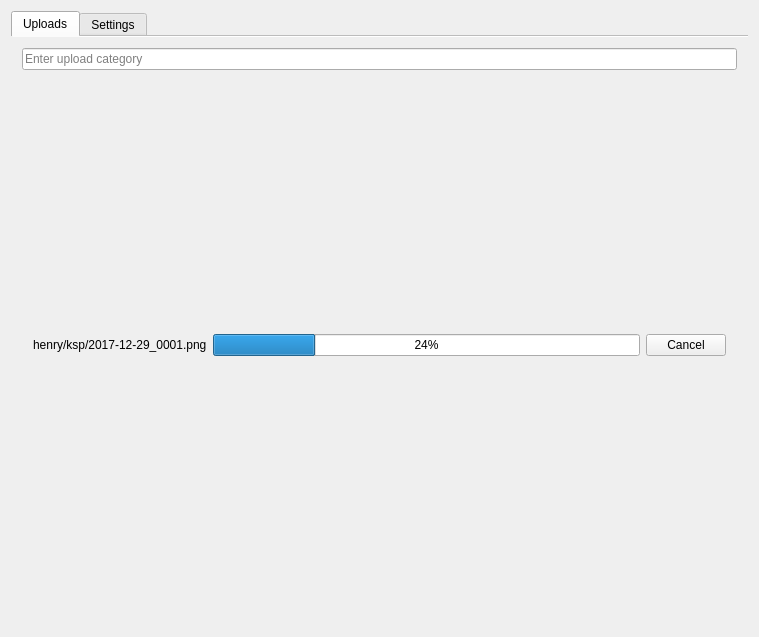
Before: the Qt Designer form MainWindow.ui in henry4k/live-share-client, drawn with Qt 5.
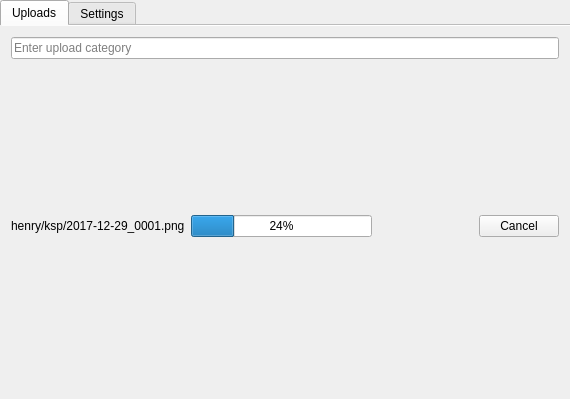
After: the same form once the commit is applied. The open tabs and pages were chosen to show the change. Icons and pictures are not drawn. Custom widgets are drawn as their Qt base class.

Diff of the .ui file:
```diff
--- a/MainWindow.ui
+++ b/MainWindow.ui
@@ -6,21 +6,30 @@
    <rect>
     <x>0</x>
     <y>0</y>
-    <width>759</width>
-    <height>637</height>
+    <width>570</width>
+    <height>399</height>
    </rect>
   </property>
   <property name="windowTitle">
    <string>live-share</string>
   </property>
   <widget class="QWidget" name="centralWidget">
-   <property name="minimumSize">
-    <size>
-     <width>400</width>
-     <height>300</height>
-    </size>
-   </property>
    <layout class="QVBoxLayout" name="verticalLayout_2">
+    <property name="spacing">
+     <number>0</number>
+    </property>
+    <property name="leftMargin">
+     <number>0</number>
+    </property>
+    <property name="topMargin">
+     <number>0</number>
+    </property>
+    <property name="rightMargin">
+     <number>0</number>
+    </property>
+    <property name="bottomMargin">
+     <number>0</number>
+    </property>
     <item>
      <widget class="QTabWidget" name="tabWidget">
       <property name="currentIndex">
@@ -30,6 +39,12 @@
        <bool>true</bool>
       </property>
       <widget class="QWidget" name="tabWidgetPage1">
+       <property name="sizePolicy">
+        <sizepolicy hsizetype="Fixed" vsizetype="Preferred">
+         <horstretch>0</horstretch>
+         <verstretch>0</verstretch>
+        </sizepolicy>
+       </property>
        <attribute name="icon">
         <iconset theme="view-refresh">
          <normaloff>.</normaloff>.</iconset>
@@ -67,29 +82,27 @@
             <rect>
              <x>0</x>
              <y>0</y>
-             <width>444</width>
-             <height>48</height>
+             <width>558</width>
+             <height>309</height>
             </rect>
            </property>
-           <layout class="QGridLayout" name="gridLayout_2" columnstretch="0,1,0">
-            <item row="0" column="1">
-             <widget class="QProgressBar" name="progressBar">
-              <property name="value">
-               <number>24</number>
-              </property>
-             </widget>
-            </item>
-            <item row="0" column="0">
-             <widget class="QLabel" name="label">
-              <property name="text">
-               <string>henry/ksp/2017-12-29_0001.png</string>
-              </property>
-             </widget>
-            </item>
+           <property name="sizePolicy">
+            <sizepolicy hsizetype="Preferred" vsizetype="Preferred">
+             <horstretch>0</horstretch>
+             <verstretch>0</verstretch>
+            </sizepolicy>
+           </property>
+           <layout class="QGridLayout" name="gridLayout_2" columnstretch="0,0,0">
+            <property name="leftMargin">
+             <number>0</number>
+            </property>
+            <property name="rightMargin">
+             <number>0</number>
+            </property>
             <item row="0" column="2">
              <widget class="QDialogButtonBox" name="buttonBox">
               <property name="sizePolicy">
-               <sizepolicy hsizetype="Minimum" vsizetype="Fixed">
+               <sizepolicy hsizetype="Preferred" vsizetype="Preferred">
                 <horstretch>0</horstretch>
                 <verstretch>0</verstretch>
                </sizepolicy>
@@ -102,6 +115,20 @@
               </property>
              </widget>
             </item>
+            <item row="0" column="1">
+             <widget class="QProgressBar" name="progressBar">
+              <property name="value">
+               <number>24</number>
+              </property>
+             </widget>
+            </item>
+            <item row="0" column="0">
+             <widget class="QLabel" name="label">
+              <property name="text">
+               <string>henry/ksp/2017-12-29_0001.png</string>
+              </property>
+             </widget>
+            </item>
            </layout>
           </widget>
          </widget>
```
Left out of the diff: 22 changed lines with no effect on the pictures.
